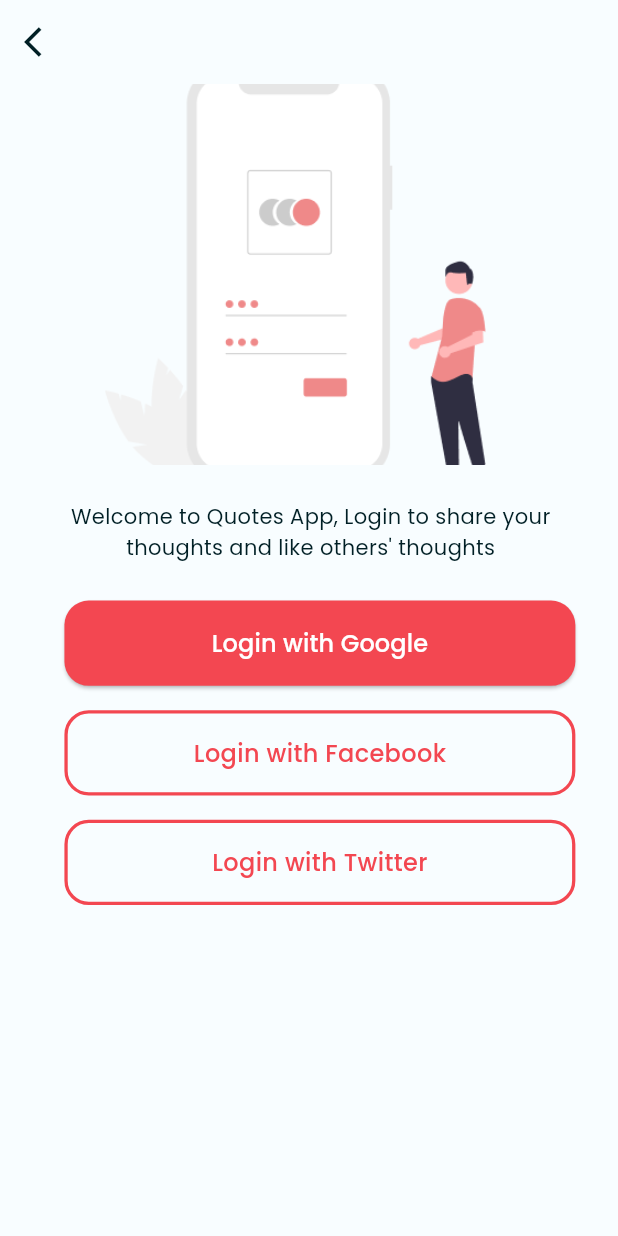
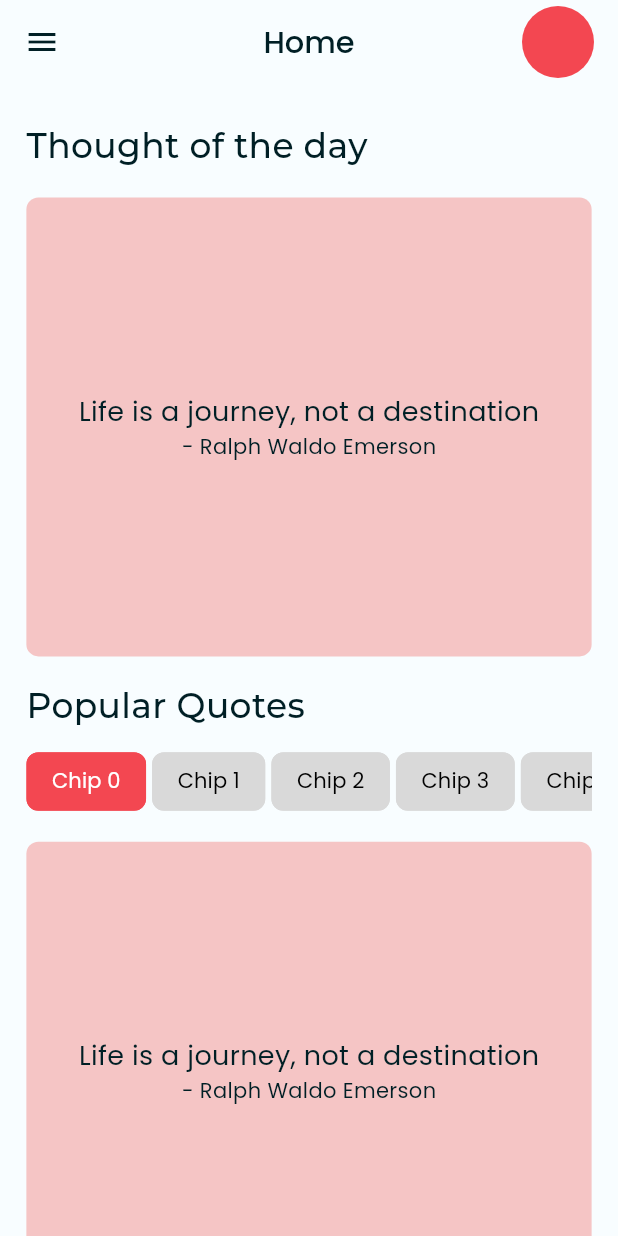
Before and after one commit to rabinacharya11/quotes_app, a Flutter app: the screen it shows after launch, on a phone screen of 412 x 824 dp. Run offline on Flutter 3.47's test engine with Material 3 defaults, Android fonts, the phone set to English and light mode, and no system bars; our stand-ins replace cached_network_image, flutter_screenutil, flutter_svg; project files that could hold a hidden picture were left out.

Commit message:
build: homescreen ui done

```diff
--- a/lib/core/theme/custom_text_style.dart
+++ b/lib/core/theme/custom_text_style.dart
@@ -17,7 +17,7 @@ abstract class AppTextStyle {
   );
   // quoteHeading Text Style
   static const TextStyle quoteHeading = TextStyle(
-    fontSize: 23,
+    fontSize: 18,
     fontWeight: FontWeight.w400, // regular
     height: 1.5, // 34.5px
     fontFamily: 'Poppins',
--- /dev/null
+++ b/lib/features/homescreen/home_screen.dart
@@ -0,0 +1,96 @@
+import 'package:flutter/material.dart';
+import 'package:flutter_screenutil/flutter_screenutil.dart';
+import 'package:quotes_app/core/theme/color_styles.dart';
+import 'package:quotes_app/core/theme/custom_text_style.dart';
+import 'package:quotes_app/widgets/homescreen/thought_card.dart';
+
+class HomeScreen extends StatelessWidget {
+  const HomeScreen({super.key});
+
+  @override
+  Widget build(BuildContext context) {
+    return Scaffold(
+        appBar: AppBar(
+          title: Text(
+            'Home',
+            style: AppTextStyle.bodyText.copyWith(
+              fontSize: 20.sp,
+              fontWeight: FontWeight.w600,
+            ),
+          ),
+          centerTitle: true,
+          actions: const [
+            CircleAvatar(
+              backgroundColor: ColorPalette.primaryColor,
+              radius: 24,
+            ),
+            SizedBox(width: 16),
+          ],
+        ),
+        drawer: Drawer(),
+        body: SafeArea(
+          child: Padding(
+            padding: EdgeInsets.symmetric(horizontal: 16.w),
+            child: SingleChildScrollView(
+              child: Column(
+                crossAxisAlignment: CrossAxisAlignment.start,
+                children: [
+                  SizedBox(height: 24.h),
+                  Text(
+                    'Thought of the day',
+                    style: AppTextStyle.sectionHeading
+                        .copyWith(fontWeight: FontWeight.w500),
+                  ),
+                  SizedBox(height: 16.h),
+                  const ThoughtCard(
+                    quote: 'Life is a journey, not a destination',
+                    author: '- Ralph Waldo Emerson',
+                  ),
+                  SizedBox(
+                    height: 16.h,
+                  ),
+                  Text(
+                    'Popular Quotes',
+                    style: AppTextStyle.sectionHeading
+                        .copyWith(fontWeight: FontWeight.w500),
+                  ),
+                  SizedBox(height: 8.h),
+                  SingleChildScrollView(
+                    scrollDirection: Axis.horizontal,
+                    child: Row(
+                      children: List.generate(
+                        6,
+                        (index) => Padding(
+                          padding: const EdgeInsets.only(right: 4.0),
+                          child: Chip(
+                            backgroundColor: index == 0
+                                ? ColorPalette.primaryColor
+                                : ColorPalette.secondaryBackground,
+                            side: BorderSide(
+                              color: index == 0
+                                  ? ColorPalette.primaryColor
+                                  : ColorPalette.secondaryBackground,
+                            ),
+                            label: Text(
+                              'Chip $index',
+                              style: AppTextStyle.bodyTextSmall.copyWith(
+                                color: index == 0 ? Colors.white : Colors.black,
+                              ),
+                            ),
+                          ),
+                        ),
+                      ),
+                    ),
+                  ),
+                  SizedBox(height: 16.h),
+                  const ThoughtCard(
+                    quote: 'Life is a journey, not a destination',
+                    author: '- Ralph Waldo Emerson',
+                  ),
+                ],
+              ),
+            ),
+          ),
+        ));
+  }
+}
--- a/lib/main.dart
+++ b/lib/main.dart
@@ -4,6 +4,7 @@ import 'package:flutter_screenutil/flutter_screenutil.dart';
 import 'package:quotes_app/core/theme/color_schemes.dart';
 import 'package:quotes_app/core/theme/theme_helper.dart';
 import 'package:quotes_app/features/authentication/authentication_screen.dart';
+import 'package:quotes_app/features/homescreen/home_screen.dart';
 
 void main() {
   WidgetsFlutterBinding.ensureInitialized();
@@ -27,96 +28,8 @@ class MyApp extends StatelessWidget {
       child: MaterialApp(
         title: 'Flutter Demo',
         theme: ThemeData(colorScheme: lightColorScheme),
-        home: const LoginScreen(),
+        home: const HomeScreen(),
       ),
     );
   }
 }
-
-class MyHomePage extends StatefulWidget {
-  const MyHomePage({super.key, required this.title});
-
-  // This widget is the home page of your application. It is stateful, meaning
-  // that it has a State object (defined below) that contains fields that affect
-  // how it looks.
-
-  // This class is the configuration for the state. It holds the values (in this
-  // case the title) provided by the parent (in this case the App widget) and
-  // used by the build method of the State. Fields in a Widget subclass are
-  // always marked "final".
-
-  final String title;
-
-  @override
-  State<MyHomePage> createState() => _MyHomePageState();
-}
-
-class _MyHomePageState extends State<MyHomePage> {
-  int _counter = 0;
-
-  void _incrementCounter() {
-    setState(() {
-      // This call to setState tells the Flutter framework that something has
-      // changed in this State, which causes it to rerun the build method below
-      // so that the display can reflect the updated values. If we changed
-      // _counter without calling setState(), then the build method would not be
-      // called again, and so nothing would appear to happen.
-      _counter++;
-    });
-  }
-
-  @override
-  Widget build(BuildContext context) {
-    // This method is rerun every time setState is called, for instance as done
-    // by the _incrementCounter method above.
-    //
-    // The Flutter framework has been optimized to make rerunning build methods
-    // fast, so that you can just rebuild anything that needs updating rather
-    // than having to individually change instances of widgets.
-    return Scaffold(
-      appBar: AppBar(
-        // TRY THIS: Try changing the color here to a specific color (to
-        // Colors.amber, perhaps?) and trigger a hot reload to see the AppBar
-        // change color while the other colors stay the same.
-        backgroundColor: Theme.of(context).colorScheme.inversePrimary,
-        // Here we take the value from the MyHomePage object that was created by
-        // the App.build method, and use it to set our appbar title.
-        title: Text(widget.title),
-      ),
-      body: Center(
-        // Center is a layout widget. It takes a single child and positions it
-        // in the middle of the parent.
-        child: Column(
-          // Column is also a layout widget. It takes a list of children and
-          // arranges them vertically. By default, it sizes itself to fit its
-          // children horizontally, and tries to be as tall as its parent.
-          //
-          // Column has various properties to control how it sizes itself and
-          // how it positions its children. Here we use mainAxisAlignment to
-          // center the children vertically; the main axis here is the vertical
-          // axis because Columns are vertical (the cross axis would be
-          // horizontal).
-          //
-          // TRY THIS: Invoke "debug painting" (choose the "Toggle Debug Paint"
-          // action in the IDE, or press "p" in the console), to see the
-          // wireframe for each widget.
-          mainAxisAlignment: MainAxisAlignment.center,
-          children: <Widget>[
-            const Text(
-              'You have pushed the button this many times:',
-            ),
-            Text(
-              '$_counter',
-              style: Theme.of(context).textTheme.headlineMedium,
-            ),
-          ],
-        ),
-      ),
-      floatingActionButton: FloatingActionButton(
-        onPressed: _incrementCounter,
-        tooltip: 'Increment',
-        child: const Icon(Icons.add),
-      ), // This trailing comma makes auto-formatting nicer for build methods.
-    );
-  }
-}
--- /dev/null
+++ b/lib/widgets/homescreen/thought_card.dart
@@ -0,0 +1,41 @@
+import 'package:flutter/material.dart';
+import 'package:quotes_app/core/theme/custom_text_style.dart';
+
+class ThoughtCard extends StatelessWidget {
+  final String quote;
+  final String author;
+  const ThoughtCard({
+    super.key,
+    required this.quote,
+    required this.author,
+  });
+
+  @override
+  Widget build(BuildContext context) {
+    return Container(
+      width: 401,
+      height: 306,
+      decoration: ShapeDecoration(
+        color: const Color(0xFFF5C5C5),
+        shape: RoundedRectangleBorder(borderRadius: BorderRadius.circular(8)),
+      ),
+      child: Center(
+        child: FittedBox(
+          child: Column(
+            mainAxisAlignment: MainAxisAlignment.center,
+            children: [
+              Text(
+                quote,
+                style: AppTextStyle.quoteHeading,
+              ),
+              Text(
+                author,
+                style: AppTextStyle.bodyTextSmall,
+              ),
+            ],
+          ),
+        ),
+      ),
+    );
+  }
+}
```
Also changed, not shown: lib/features/authentication/index.dart (added), lib/features/homescreen/index.dart (added).
